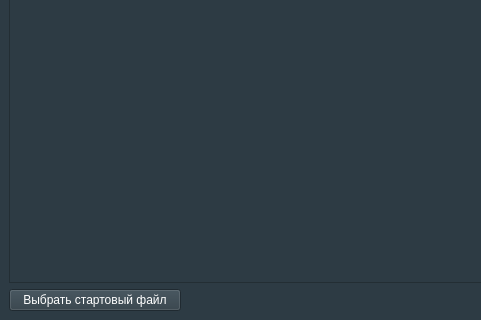
Before: the Qt Designer form ui_windows/MainWindow.ui in Bors1k/dohody_adb_sverka, drawn with Qt 5; both pictures show x 0 to 481 and y 280 to 600 of the 800 by 600 pixel window.
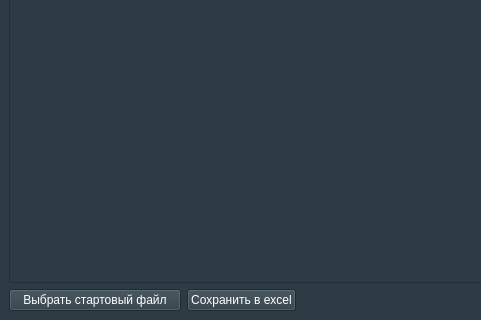
After: the same form once the commit is applied. Icons and pictures are not drawn.

Patch:
```diff
--- a/ui_windows/MainWindow.ui
+++ b/ui_windows/MainWindow.ui
@@ -49,6 +49,16 @@
           </property>
          </widget>
         </item>
+        <item>
+         <widget class="QPushButton" name="pb_save_to_excel">
+          <property name="enabled">
+           <bool>true</bool>
+          </property>
+          <property name="text">
+           <string>Сохранить в excel</string>
+          </property>
+         </widget>
+        </item>
         <item>
          <spacer name="horizontalSpacer">
           <property name="orientation">
```
